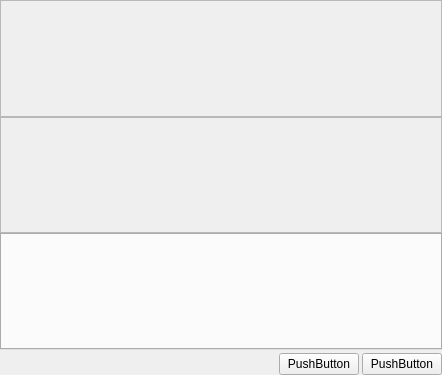
First picture: the form in pymdwizard/gui/ui_files/repeating_element.ui, repository DOI-USGS/fort-pymdwizard, before the edit.
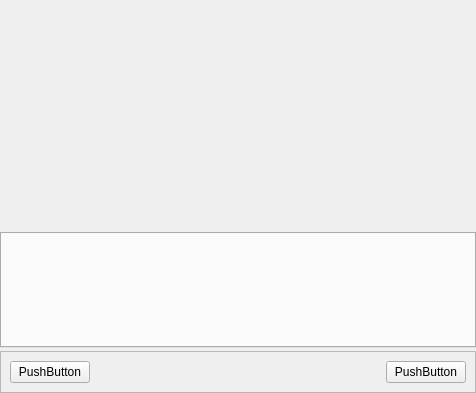
Second picture: the form after the edit.

Commit message: Extend repeating element to allow for a function to pass tab labels

```diff
--- a/pymdwizard/gui/ui_files/repeating_element.ui
+++ b/pymdwizard/gui/ui_files/repeating_element.ui
@@ -6,8 +6,8 @@
    <rect>
     <x>0</x>
     <y>0</y>
-    <width>442</width>
-    <height>375</height>
+    <width>476</width>
+    <height>393</height>
    </rect>
   </property>
   <property name="windowTitle">
@@ -36,6 +36,12 @@
      </property>
      <item>
       <widget class="QScrollArea" name="vertical_scroll">
+       <property name="frameShape">
+        <enum>QFrame::NoFrame</enum>
+       </property>
+       <property name="frameShadow">
+        <enum>QFrame::Plain</enum>
+       </property>
        <property name="widgetResizable">
         <bool>true</bool>
        </property>
@@ -44,8 +50,8 @@
          <rect>
           <x>0</x>
           <y>0</y>
-          <width>438</width>
-          <height>113</height>
+          <width>474</width>
+          <height>115</height>
          </rect>
         </property>
         <layout class="QVBoxLayout" name="vertical_layout_2">
@@ -83,6 +89,12 @@
      </item>
      <item>
       <widget class="QScrollArea" name="horizontal_scroll">
+       <property name="frameShape">
+        <enum>QFrame::NoFrame</enum>
+       </property>
+       <property name="frameShadow">
+        <enum>QFrame::Plain</enum>
+       </property>
        <property name="widgetResizable">
         <bool>true</bool>
        </property>
@@ -91,8 +103,8 @@
          <rect>
           <x>0</x>
           <y>0</y>
-          <width>438</width>
-          <height>113</height>
+          <width>474</width>
+          <height>115</height>
          </rect>
         </property>
         <layout class="QHBoxLayout" name="horizontalLayout_2">
@@ -126,7 +138,21 @@
     </layout>
    </item>
    <item>
-    <layout class="QHBoxLayout" name="button_layout">
+    <widget class="QFrame" name="button_frame">
+     <property name="frameShape">
+      <enum>QFrame::StyledPanel</enum>
+     </property>
+     <property name="frameShadow">
+      <enum>QFrame::Raised</enum>
+     </property>
+     <layout class="QHBoxLayout" name="horizontalLayout">
+      <item>
+       <widget class="QPushButton" name="popOff">
+        <property name="text">
+         <string>PushButton</string>
+        </property>
+       </widget>
+      </item>
      <item>
       <spacer name="horizontalSpacer">
        <property name="orientation">
@@ -134,7 +160,7 @@
        </property>
        <property name="sizeHint" stdset="0">
         <size>
-         <width>0</width>
+          <width>291</width>
          <height>20</height>
         </size>
        </property>
@@ -147,14 +173,8 @@
        </property>
       </widget>
      </item>
-     <item>
-      <widget class="QPushButton" name="popOff">
-       <property name="text">
-        <string>PushButton</string>
-       </property>
-      </widget>
-     </item>
-    </layout>
+     </layout>
+    </widget>
    </item>
   </layout>
  </widget>
```
Lines whose indentation alone changed are shown as unchanged. The commit also changes 1 other file.
